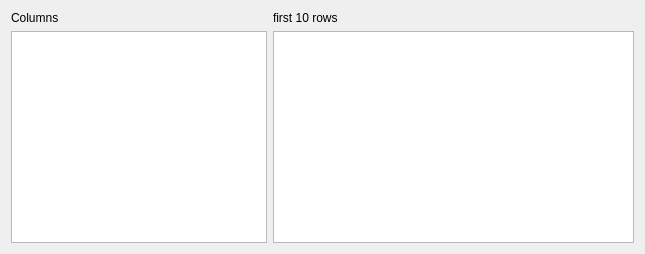
This is client/gui/ui/Dataset.ui in Howest-AdvMathProg/project-2021-Joren-vanGoethem as Qt 5 draws it before an edit. The edited form follows.
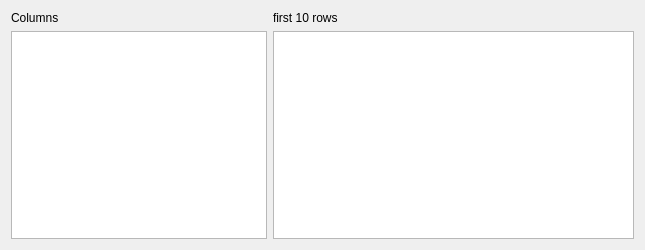
This is the edited form.

```diff
--- a/client/gui/ui/Dataset.ui
+++ b/client/gui/ui/Dataset.ui
@@ -7,7 +7,7 @@
     <x>0</x>
     <y>0</y>
     <width>645</width>
-    <height>254</height>
+    <height>250</height>
    </rect>
   </property>
   <property name="windowTitle">
```
